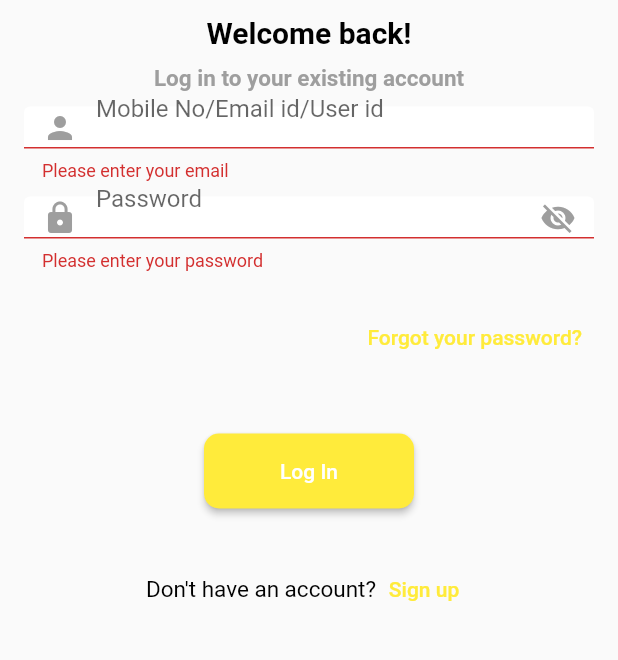
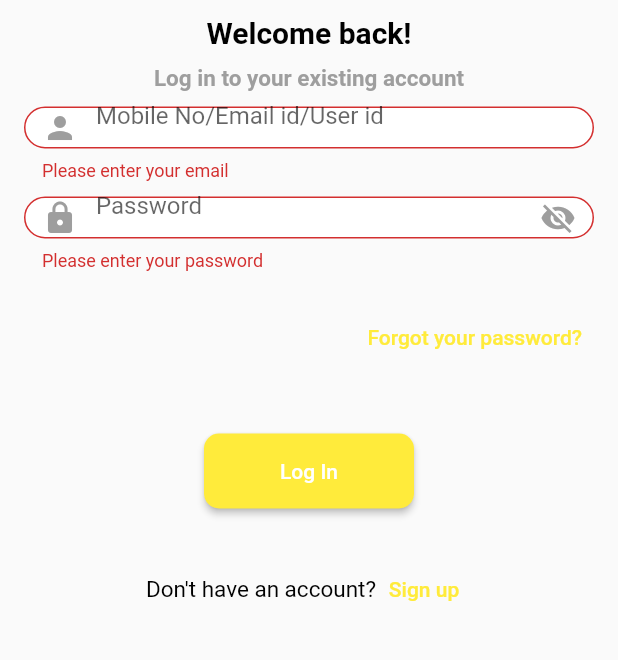
Before and after one commit to JanaganAppDev/dcrown_mart, a Flutter app: the screen it shows after launch, after a tap on "Log In", on a phone screen of 412 x 824 dp, the part 249-909 px from its top. Run offline on Flutter 3.47's test engine with Material 2 defaults, Android fonts, the phone set to English and light mode, and no system bars.

Commit message:
Aravind- ui design channge login page order design

```diff
--- a/lib/screen/login_page.dart
+++ b/lib/screen/login_page.dart
@@ -12,6 +12,7 @@ class LoginPage extends StatefulWidget {
   State<LoginPage> createState() => _LoginPageState();
 }
 bool _passwordVisible = false;
+bool _isButtonClicked = false;
 
 class _LoginPageState extends State<LoginPage> {
   final GlobalKey<FormState> _formKey = GlobalKey<FormState>();
@@ -146,6 +147,12 @@ class _LoginPageState extends State<LoginPage> {
                         color: Colors.yellow,
                       ),
                     ),
+                    border: OutlineInputBorder(
+                      borderRadius: BorderRadius.circular(20.0),
+                      borderSide: BorderSide(
+                        color: _isButtonClicked ? Colors.red : Colors.yellow,
+                      ),
+                    ),
                   ),
                   validator: _validateEmail,
                 ),
@@ -185,6 +192,12 @@ class _LoginPageState extends State<LoginPage> {
                         color: Colors.yellow,
                       ),
                     ),
+                    border: OutlineInputBorder(
+                      borderRadius: BorderRadius.circular(_isButtonClicked ? 30.0 : 20.0),
+                      borderSide: BorderSide(
+                        color: _isButtonClicked ? Colors.grey : Colors.yellow,
+                      ),
+                    ),
                   ),
                   obscureText: !_passwordVisible,
                   validator: _validatePassword,
@@ -215,6 +228,9 @@ class _LoginPageState extends State<LoginPage> {
                     // Validate the form
 
                     if (_formKey.currentState!.validate()) {
+                      setState(() {
+                        _isButtonClicked = true; // Set to true when the button is clicked
+                      });
                       print("test");
                       login(emailControler.text.toString(),passwordControler.text.toString());
                       Navigator.push(context, MaterialPageRoute(builder: (context)=> HomePage()));
@@ -246,7 +262,7 @@ class _LoginPageState extends State<LoginPage> {
                     ),
                     TextButton(
                         onPressed:(){
-                          Navigator.push(context, MaterialPageRoute(builder: (context)=> HomePage()));
+                          Navigator.push(context, MaterialPageRoute(builder: (context)=> SignupPage()));
                         },
                         child: Text(
                           "Sign up",
```
